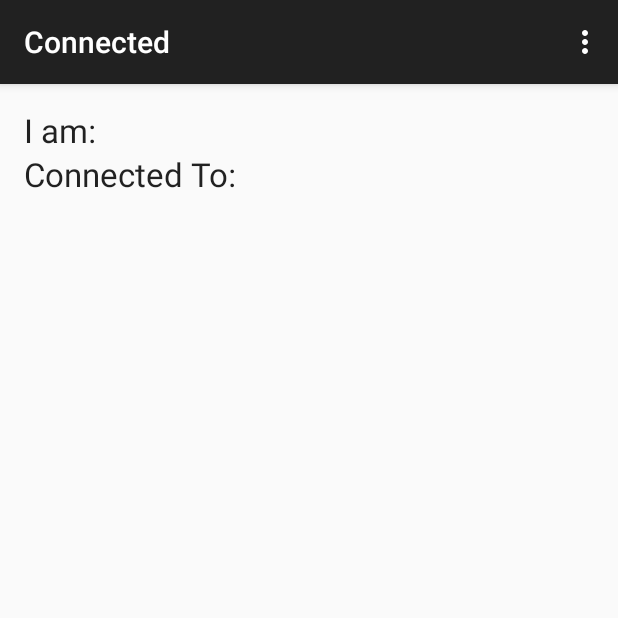
After one commit to aaschaefer/WifiP2pDemo, an Android app: the ConnectedActivity screen opened directly, with no data from a screen before it, on a phone screen of 412 x 824 dp, the top half of it. The commit adds this screen. Run offline under Robolectric (Android 15) with nearby library versions, the phone set to English and light mode, and no system bars; 2 statements that could not run were skipped.

Commit message:
New Activity Added - ConnectedActivity
New activity for handling connections. Not working currently, needs to
setup AsyncTasks for Network operations.

```diff
--- /dev/null
+++ b/app/src/main/java/csc495/wifip2pdemo/ConnectedActivity.java
@@ -0,0 +1,89 @@
+package csc495.wifip2pdemo;
+
+import android.content.Intent;
+import android.net.wifi.p2p.WifiP2pInfo;
+import android.support.v7.app.ActionBarActivity;
+import android.os.Bundle;
+import android.view.Menu;
+import android.view.MenuItem;
+import android.widget.TextView;
+
+import java.io.IOException;
+import java.io.InputStream;
+import java.io.InputStreamReader;
+import java.io.OutputStream;
+import java.io.OutputStreamWriter;
+import java.net.InetSocketAddress;
+import java.net.ServerSocket;
+import java.net.Socket;
+
+
+public class ConnectedActivity extends ActionBarActivity {
+
+    ServerSocket server;
+    Socket client;
+    String host;
+    int port = 1234;
+
+    @Override
+    protected void onCreate(Bundle savedInstanceState) {
+        super.onCreate(savedInstanceState);
+        setContentView(R.layout.activity_connected);
+
+        Intent intent = this.getIntent();
+        Bundle bundle = intent.getExtras();
+
+        WifiP2pInfo info = bundle.getParcelable("Info");
+
+        TextView tv = (TextView) findViewById(R.id.textViewPeerName);
+
+        if(info.isGroupOwner) {
+            try {
+                server = new ServerSocket(port);
+                client = server.accept();
+
+                InputStream is = client.getInputStream();
+                InputStreamReader isr = new InputStreamReader(is);
+                tv.setText(isr.read());
+            }catch (IOException e) {
+                e.printStackTrace();
+            }
+        } else {
+            client = new Socket();
+            //host = info.groupOwnerAddress.getHostAddress();
+            try {
+                client.bind(null);
+                client.connect((new InetSocketAddress(info.groupOwnerAddress, port)), 500);
+
+                OutputStream os = client.getOutputStream();
+                OutputStreamWriter osw = new OutputStreamWriter(os);
+                osw.write("Test");
+            } catch (IOException e) {
+                e.printStackTrace();
+            }
+        }
+    }
+
+
+    @Override
+    public boolean onCreateOptionsMenu(Menu menu) {
+        // Inflate the menu; this adds items to the action bar if it is present.
+        getMenuInflater().inflate(R.menu.menu_connected, menu);
+        return true;
+    }
+
+    @Override
+    public boolean onOptionsItemSelected(MenuItem item) {
+        // Handle action bar item clicks here. The action bar will
+        // automatically handle clicks on the Home/Up button, so long
+        // as you specify a parent activity in AndroidManifest.xml.
+        int id = item.getItemId();
+
+        //noinspection SimplifiableIfStatement
+        if (id == R.id.action_settings) {
+            return true;
+        }
+
+        return super.onOptionsItemSelected(item);
+    }
+}
--- /dev/null
+++ b/app/src/main/res/layout/activity_connected.xml
@@ -0,0 +1,46 @@
+<RelativeLayout xmlns:android="http://schemas.android.com/apk/res/android"
+    xmlns:tools="http://schemas.android.com/tools" android:layout_width="match_parent"
+    android:layout_height="match_parent" android:paddingLeft="@dimen/activity_horizontal_margin"
+    android:paddingRight="@dimen/activity_horizontal_margin"
+    android:paddingTop="@dimen/activity_vertical_margin"
+    android:paddingBottom="@dimen/activity_vertical_margin"
+    tools:context="csc495.wifip2pdemo.ConnectedActivity">
+
+    <TextView
+        android:layout_width="wrap_content"
+        android:layout_height="wrap_content"
+        android:textAppearance="?android:attr/textAppearanceLarge"
+        android:text="I am:"
+        android:id="@+id/textView"
+        android:layout_alignParentTop="true"
+        android:layout_alignParentLeft="true"
+        android:layout_alignParentStart="true" />
+
+    <TextView
+        android:layout_width="wrap_content"
+        android:layout_height="wrap_content"
+        android:textAppearance="?android:attr/textAppearanceLarge"
+        android:text="Connected To:"
+        android:id="@+id/textView2"
+        android:layout_below="@+id/textView"
+        android:layout_alignParentLeft="true"
+        android:layout_alignParentStart="true" />
+
+    <TextView
+        android:layout_width="wrap_content"
+        android:layout_height="wrap_content"
+        android:textAppearance="?android:attr/textAppearanceLarge"
+        android:id="@+id/textViewPeerName"
+        android:layout_below="@+id/textView"
+        android:layout_toRightOf="@+id/textView2"
+        android:layout_toEndOf="@+id/textView2" />
+
+    <TextView
+        android:layout_width="wrap_content"
+        android:layout_height="wrap_content"
+        android:textAppearance="?android:attr/textAppearanceLarge"
+        android:id="@+id/textViewMyName"
+        android:layout_alignBottom="@+id/textView"
+        android:layout_toRightOf="@+id/textView2"
+        android:layout_toEndOf="@+id/textView2" />
+</RelativeLayout>
--- /dev/null
+++ b/app/src/main/res/menu/menu_connected.xml
@@ -0,0 +1,6 @@
+<menu xmlns:android="http://schemas.android.com/apk/res/android"
+    xmlns:app="http://schemas.android.com/apk/res-auto"
+    xmlns:tools="http://schemas.android.com/tools" tools:context="csc495.wifip2pdemo.ConnectedActivity">
+    <item android:id="@+id/action_settings" android:title="@string/action_settings"
+        android:orderInCategory="100" app:showAsAction="never" />
+</menu>
--- a/app/src/main/res/values/strings.xml
+++ b/app/src/main/res/values/strings.xml
@@ -4,4 +4,5 @@
     <string name="hello_world">Hello world!</string>
     <string name="action_settings">Settings</string>
     <string name="title_activity_wifi_p2p">WifiP2pActivity</string>
+    <string name="title_activity_connected">Connected</string>
 </resources>
```
Also changed, not shown: app/src/main/AndroidManifest.xml (+7 -3 lines), app/src/main/java/csc495/wifip2pdemo/MainActivity.java (+16 -0 lines), app/src/main/java/csc495/wifip2pdemo/WifiP2pActivity.java (+16 -0 lines), 1 other file.
